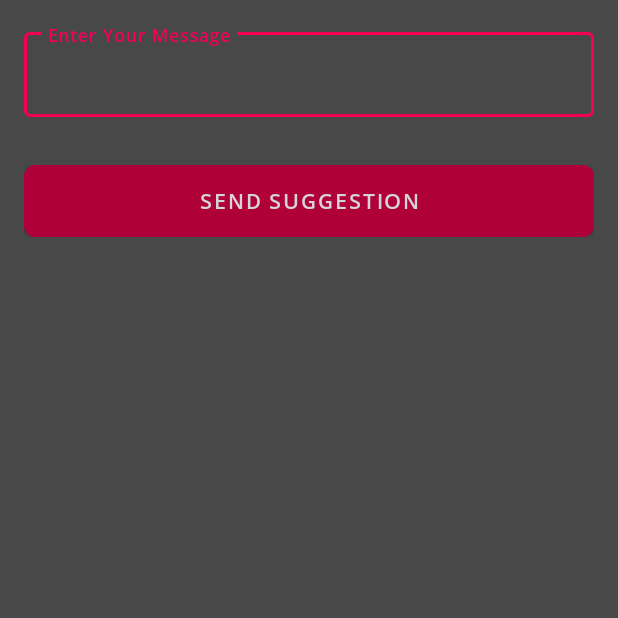
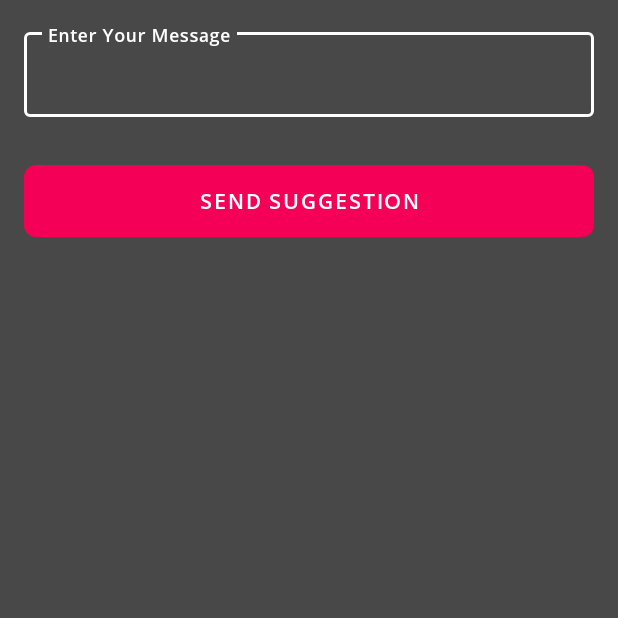
Before and after one commit to meksconways/AreYouExpert-Android, an Android app: the fragment MakeSuggestionFragment shown on its own in the app's theme, on a phone screen of 412 x 824 dp, the top half of it. Run offline under Robolectric (Android 15) with nearby library versions, the phone set to English and light mode, and no system bars; our stand-ins replace Dagger/Hilt's generated code, RxJava; libraries missing offline, so code that uses them is left out: com.jakewharton.rxbinding3, com.trendyol.medusalib; 2 statements that could not run were skipped.

Commit message:
review ok

```diff
--- a/app/src/main/java/com/meksconway/areyouexpert/data/repository/MakeSuggestionRepositoryImpl.kt
+++ b/app/src/main/java/com/meksconway/areyouexpert/data/repository/MakeSuggestionRepositoryImpl.kt
@@ -4,6 +4,6 @@ import com.meksconway.areyouexpert.domain.repository.MakeSuggestionRepository
 import javax.inject.Inject
 
 class MakeSuggestionRepositoryImpl
-@Inject constructor(): MakeSuggestionRepository(){
+@Inject constructor() : MakeSuggestionRepository {
 
 }
--- a/app/src/main/java/com/meksconway/areyouexpert/di/module/FragmentBuildersModule.kt
+++ b/app/src/main/java/com/meksconway/areyouexpert/di/module/FragmentBuildersModule.kt
@@ -1,6 +1,7 @@
 package com.meksconway.areyouexpert.di.module
 
 import com.meksconway.areyouexpert.ui.fragment.home.HomeFragment
+import com.meksconway.areyouexpert.ui.fragment.makesuggestion.MakeSuggestionFragment
 import com.meksconway.areyouexpert.ui.fragment.notification.NotificationFragment
 import com.meksconway.areyouexpert.ui.fragment.settings.SettingsFragment
 import dagger.Module
@@ -18,4 +19,7 @@ abstract class FragmentBuildersModule {
     @ContributesAndroidInjector
     abstract fun contributeSettingsFragment(): SettingsFragment
 
+    @ContributesAndroidInjector
+    abstract fun contributeMakeSuggestionFragment(): MakeSuggestionFragment
+
 }
--- a/app/src/main/java/com/meksconway/areyouexpert/domain/repository/MakeSuggestionRepository.kt
+++ b/app/src/main/java/com/meksconway/areyouexpert/domain/repository/MakeSuggestionRepository.kt
@@ -1,4 +1,5 @@
 package com.meksconway.areyouexpert.domain.repository
 
-open class MakeSuggestionRepository {
+interface MakeSuggestionRepository {
+
 }
--- a/app/src/main/java/com/meksconway/areyouexpert/ui/fragment/makesuggestion/MakeSuggestionViewModel.kt
+++ b/app/src/main/java/com/meksconway/areyouexpert/ui/fragment/makesuggestion/MakeSuggestionViewModel.kt
@@ -1,5 +1,6 @@
 package com.meksconway.areyouexpert.ui.fragment.makesuggestion
 
+import androidx.lifecycle.LiveData
 import androidx.lifecycle.MutableLiveData
 import com.meksconway.areyouexpert.domain.usecase.MakeSuggestionUseCase
 import com.meksconway.areyouexpert.util.Res
@@ -9,22 +10,27 @@ import com.meksconway.areyouexpert.viewmodel.Output
 import javax.inject.Inject
 
 interface MakeSuggestionViewModelInput : Input {
-    fun sendSuggestion(string: String?)
+    fun sendSuggestion(suggestion: String?)
 }
 
 interface MakeSuggestionViewModelOutput : Output {
-    val sendData: MutableLiveData<Res<String>>
+    val suggestionStringOutput: LiveData<String?>
 }
 
 class MakeSuggestionViewModel
 @Inject constructor(private val useCase: MakeSuggestionUseCase) :
     BaseViewModel<MakeSuggestionViewModelInput, MakeSuggestionViewModelOutput>(),
     MakeSuggestionViewModelInput, MakeSuggestionViewModelOutput {
+
     override val input: MakeSuggestionViewModelInput = this
     override val output: MakeSuggestionViewModelOutput = this
 
-    override fun sendSuggestion(string: String?) {
+    override fun sendSuggestion(suggestion: String?) {
+        _suggestionStringOutput.value = suggestion
     }
 
-    override val sendData= MutableLiveData<Res<String>>()
+
+    private val _suggestionStringOutput = MutableLiveData<String?>()
+    override val suggestionStringOutput: LiveData<String?>
+        get() = _suggestionStringOutput
 }
--- a/app/src/main/java/com/meksconway/areyouexpert/ui/fragment/settings/SettingsFragment.kt
+++ b/app/src/main/java/com/meksconway/areyouexpert/ui/fragment/settings/SettingsFragment.kt
@@ -31,7 +31,7 @@ class SettingsFragment :
     private val adapter = SettingsAdapter {
         when (it.type) {
             MAKE_SUGGESTION -> {
-                navigator?.start(Fragment(R.layout.make_suggestion_fragment))
+                navigator?.start(MakeSuggestionFragment())
             }
             RESET_PROGRESS -> {
                 showResetProgressDialog()
@@ -100,11 +100,10 @@ class SettingsFragment :
     }
 
     private fun setAdapter(list: List<SettingsModel>?) {
-        adapter.setHasStableIds(true)
         rvSettings?.addItemDecoration(DividerItemDecoration(context, LinearLayoutManager.VERTICAL))
         list?.let {
             rvSettings?.adapter = adapter
-            rvSettings?.layoutManager = layoutManager
+            rvSettings?.layoutManager = LinearLayoutManager(context)
             adapter.setItems(it)
         }
 
--- a/app/src/main/java/com/meksconway/areyouexpert/viewmodel/ViewModelModule.kt
+++ b/app/src/main/java/com/meksconway/areyouexpert/viewmodel/ViewModelModule.kt
@@ -6,6 +6,7 @@ import com.meksconway.areyouexpert.di.ViewModelKey
 import com.meksconway.areyouexpert.ui.activity.main.MainAcitivityViewModel
 import com.meksconway.areyouexpert.ui.adapter.SettingsAdapter
 import com.meksconway.areyouexpert.ui.fragment.home.HomeViewModel
+import com.meksconway.areyouexpert.ui.fragment.makesuggestion.MakeSuggestionViewModel
 import com.meksconway.areyouexpert.ui.fragment.notification.NotificationViewModel
 import com.meksconway.areyouexpert.ui.fragment.settings.SettingsViewModel
 import dagger.Binds
@@ -36,6 +37,11 @@ abstract class ViewModelModule {
     abstract fun bindMainViewModel(vm: MainAcitivityViewModel): ViewModel
 
     @Binds
+    @IntoMap
+    @ViewModelKey(MakeSuggestionViewModel::class)
+    abstract fun bindMakeSuggestionViewModel(vm: MakeSuggestionViewModel): ViewModel
+
+    @Binds
     abstract fun bindViewModelFactory(factory: ViewModelFactory): ViewModelProvider.Factory
 
 
--- a/app/src/main/res/layout/make_suggestion_fragment.xml
+++ b/app/src/main/res/layout/make_suggestion_fragment.xml
@@ -10,22 +10,26 @@
     <com.google.android.material.textfield.TextInputLayout
         android:id="@+id/outlinedTextField"
         style="@style/Widget.MaterialComponents.TextInputLayout.OutlinedBox"
-        android:padding="16dp"
         android:layout_width="match_parent"
         android:layout_height="wrap_content"
-        android:hint="@string/suggestion"
-        android:textColorHint="@color/colorAccent"
+        app:boxStrokeColor="@color/white"
+        app:hintEnabled="true"
+        android:textColorHint="@color/white"
+        app:hintTextColor="@color/white"
+        android:layout_margin="16dp"
         app:boxStrokeWidth="1dp"
         app:boxStrokeWidthFocused="2dp"
-        app:shapeAppearance="@style/ShapeAppearance.MaterialComponents.SmallComponent">
+        app:boxBackgroundMode="outline"
+        >
 
         <com.google.android.material.textfield.TextInputEditText
             android:id="@+id/txtInputMakeSuggestion"
             android:layout_width="match_parent"
             android:layout_height="wrap_content"
-            android:textSize="16sp"
-            android:textColor="@color/colorAccent"
-            android:enabled="true" />
+            android:textColor="@color/white"
+            android:hint="Enter Your Message"
+            android:textSize="16sp" />
+
     </com.google.android.material.textfield.TextInputLayout>
 
     <LinearLayout
@@ -38,13 +42,14 @@
             android:id="@+id/btnSend"
             android:layout_width="match_parent"
             android:layout_height="wrap_content"
-            android:text="@string/send_suggestion"
-            android:backgroundTint="@color/catArtDarkColor"
-            android:textColor="@color/colorAccent"
-            android:insetBottom="0dp"
+            android:insetLeft="0dp"
             android:insetTop="0dp"
             android:insetRight="0dp"
-            android:insetLeft="0dp"
+            android:insetBottom="0dp"
+            android:stateListAnimator="@null"
+            style="@style/Widget.MaterialComponents.Button.UnelevatedButton"
+            android:text="@string/send_suggestion"
+            android:textColor="@color/white"
             app:cornerRadius="8dp" />
     </LinearLayout>
 
--- a/app/src/main/res/values/colors.xml
+++ b/app/src/main/res/values/colors.xml
@@ -1,5 +1,5 @@
 <?xml version="1.0" encoding="utf-8"?>
-<resources>
+<resources xmlns:tools="http://schemas.android.com/tools">
     <color name="colorPrimary">#f50057</color>
     <color name="colorPrimaryDark">#bb002f</color>
     <color name="colorAccent">#d5d5d5</color>
@@ -10,6 +10,8 @@
     <color name="appToolbarBackground">#505050</color>
     <color name="white">#ffffff</color>
     <color name="black">#000</color>
+
+    <color name="mtrl_textinput_default_box_stroke_color" tools:ignore="PrivateResource">#fff</color>
 
     <color name="catGeneralPrimaryColor">#ff1744</color>
     <color name="catGeneralLightColor">#ff616f</color>
```
Also changed, not shown: app/src/main/java/com/meksconway/areyouexpert/ui/fragment/makesuggestion/MakeSuggestionFragment.kt (+21 -23 lines), app/src/main/res/values/styles.xml (+10 -0 lines).
